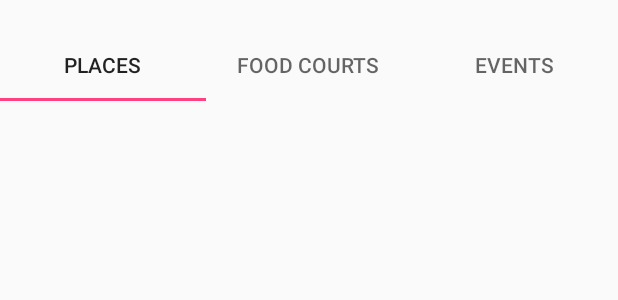
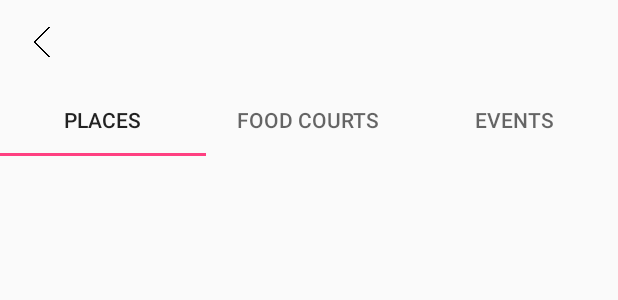
Before and after one commit to z-hel/laba5_6, an Android app: the layout fragment_city_info.xml on its own in the app's theme, with its tools: preview values and no code run, on a phone screen of 412 x 824 dp. Shown: the top 300 px of the screen. Run offline under Robolectric (Android 15) with nearby library versions, the phone set to English and light mode, and no system bars.

Commit message:
places list

```diff
--- a/TouristGuide/app/build.gradle
+++ b/TouristGuide/app/build.gradle
@@ -27,6 +27,7 @@ dependencies {
     implementation 'com.android.support:appcompat-v7:27.1.1'
     implementation 'com.android.support.constraint:constraint-layout:1.1.3'
     implementation 'com.android.support:recyclerview-v7:27.1.1'
+    implementation 'com.android.support:cardview-v7:27.1.1'
     implementation 'com.google.code.gson:gson:2.8.2'
 
     testImplementation 'junit:junit:4.12'
--- a/TouristGuide/app/src/main/java/com/example/tester3/touristguide/data/impl/RepositoryImpl.java
+++ b/TouristGuide/app/src/main/java/com/example/tester3/touristguide/data/impl/RepositoryImpl.java
@@ -31,7 +31,6 @@ public class RepositoryImpl implements Repository {
         String json = readCitiesJson();
         GsonBuilder builder = new GsonBuilder();
         Gson gson = builder.create();
-
         Type listType = new TypeToken<ArrayList<City>>(){}.getType();
         return gson.fromJson(json, listType);
     }
--- a/TouristGuide/app/src/main/java/com/example/tester3/touristguide/ui/fragments/CitiesFragment.java
+++ b/TouristGuide/app/src/main/java/com/example/tester3/touristguide/ui/fragments/CitiesFragment.java
@@ -58,11 +58,7 @@ public class CitiesFragment extends Fragment {
 
         ViewPager list = root.findViewById(R.id.cities_list);
 
-        CitiesAdapter adapter = new CitiesAdapter(getContext(), cities, city -> {
-            //todo navigate to CityInfoFragment
-//            System.out.println(list.getCurrentItem());
-            ((MainActivity) Objects.requireNonNull(getActivity())).openCityInfo(cities.get(list.getCurrentItem()));
-        });
+        CitiesAdapter adapter = new CitiesAdapter(getContext(), cities, city -> ((MainActivity) Objects.requireNonNull(getActivity())).openCityInfo(cities.get(list.getCurrentItem())));
 
         list.setAdapter(adapter);
 
--- a/TouristGuide/app/src/main/java/com/example/tester3/touristguide/ui/viewholders/ViewHolder.java
+++ /dev/null
@@ -1,4 +0,0 @@
-package com.example.tester3.touristguide.ui.viewholders;
-
-public class ViewHolder {
-}
--- a/TouristGuide/app/src/main/res/layout/fragment_city_info.xml
+++ b/TouristGuide/app/src/main/res/layout/fragment_city_info.xml
@@ -5,29 +5,36 @@
     android:layout_width="match_parent"
     android:layout_height="match_parent">
 
-    <android.support.v7.widget.ActionBarContainer
-        android:id="@+id/action_bar"
-        android:layout_width="368dp"
-        android:layout_height="wrap_content"
-        android:layout_marginStart="8dp"
-        app:layout_constraintStart_toStartOf="parent"
-        app:layout_constraintTop_toTopOf="parent">
 
         <ImageView
             android:id="@+id/back"
-            android:layout_width="wrap_content"
-            android:layout_height="wrap_content" />
+            android:layout_width="48dp"
+            android:layout_height="48dp"
+            app:layout_constraintTop_toTopOf="parent"
+            app:layout_constraintStart_toStartOf="parent"
+            android:padding="12dp"
+            android:src="@drawable/back"
+            android:layout_marginStart="4dp"
+            android:layout_marginTop="4dp"
+            />
 
-        <TextView
-            android:id="@+id/title"
-            android:layout_width="match_parent"
-            android:layout_height="wrap_content" />
-    </android.support.v7.widget.ActionBarContainer>
+    <TextView
+        android:id="@+id/title"
+        android:layout_width="0dp"
+        android:layout_height="wrap_content"
+        android:layout_marginStart="8dp"
+        android:layout_marginEnd="16dp"
+        app:layout_constraintBottom_toTopOf="@id/tab_layout"
+        app:layout_constraintEnd_toEndOf="parent"
+        app:layout_constraintStart_toEndOf="@+id/back"
+        app:layout_constraintTop_toTopOf="parent" />
+
         <android.support.design.widget.TabLayout
             android:id="@+id/tab_layout"
             android:layout_width="match_parent"
             android:layout_height="0dp"
-            app:layout_constraintTop_toBottomOf="@+id/action_bar">
+            app:layout_constraintTop_toBottomOf="@+id/back"
+            android:layout_marginTop="4dp">
 
             <android.support.design.widget.TabItem
                 android:id="@+id/places_tab"
@@ -55,17 +62,5 @@
             app:layout_constraintTop_toBottomOf="@+id/tab_layout"
             app:layout_constraintStart_toStartOf="parent"
             app:layout_constraintEnd_toEndOf="parent">
-            <TextView
-                android:id="@+id/place_name"
-                android:layout_width="wrap_content"
-                android:layout_height="wrap_content" />
-            <TextView
-                android:id="@+id/foodcourt_name"
-                android:layout_width="wrap_content"
-                android:layout_height="wrap_content" />
-            <TextView
-                android:id="@+id/event_name"
-                android:layout_width="wrap_content"
-                android:layout_height="wrap_content" />
         </android.support.v4.view.ViewPager>
 </android.support.constraint.ConstraintLayout>
--- a/TouristGuide/app/src/main/res/layout/view_places.xml
+++ b/TouristGuide/app/src/main/res/layout/view_places.xml
@@ -3,4 +3,9 @@
     xmlns:android="http://schemas.android.com/apk/res/android" android:layout_width="match_parent"
     android:layout_height="match_parent">
 
+    <TextView
+        android:id="@+id/textView"
+        android:layout_width="wrap_content"
+        android:layout_height="wrap_content"
+        android:text="places" />
 </android.support.constraint.ConstraintLayout>
--- a/TouristGuide/app/src/main/res/values/strings.xml
+++ b/TouristGuide/app/src/main/res/values/strings.xml
@@ -1,3 +1,5 @@
 <resources>
     <string name="app_name">TouristGuide</string>
+    <string name="back">back</string>
+    <string name="todo">TODO</string>
 </resources>
```
Also changed, not shown: TouristGuide/app/src/main/java/com/example/tester3/touristguide/models/City.java (+8 -7 lines), TouristGuide/app/src/main/java/com/example/tester3/touristguide/models/Place.java (+8 -9 lines), TouristGuide/app/src/main/java/com/example/tester3/touristguide/ui/adapters/CityInfoAdapter.java (+23 -38 lines), TouristGuide/app/src/main/java/com/example/tester3/touristguide/ui/adapters/PlacesAdapter.java (added, +46 -0 lines), TouristGuide/app/src/main/java/com/example/tester3/touristguide/ui/fragments/CityInfoFragment.java (+10 -10 lines), TouristGuide/app/src/main/java/com/example/tester3/touristguide/ui/viewholders/PlacesViewHolder.java (added, +16 -0 lines), TouristGuide/app/src/main/java/com/example/tester3/touristguide/ui/viewholders/ViewHolderBase.java (added, +13 -0 lines), TouristGuide/app/src/main/res/layout/view_city_info.xml (added, +7 -0 lines), TouristGuide/app/src/main/res/layout/viewholder_place.xml (added, +54 -0 lines), TouristGuide/app/src/main/res/drawable/back.png (added).
